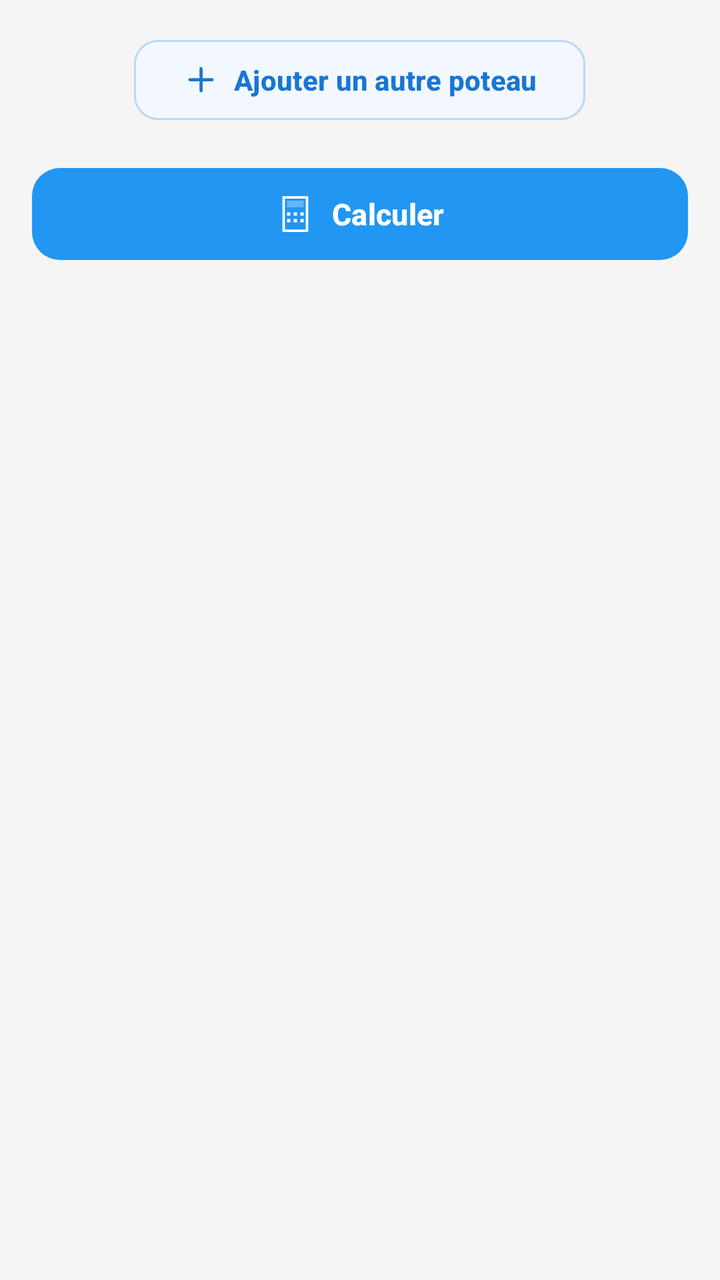
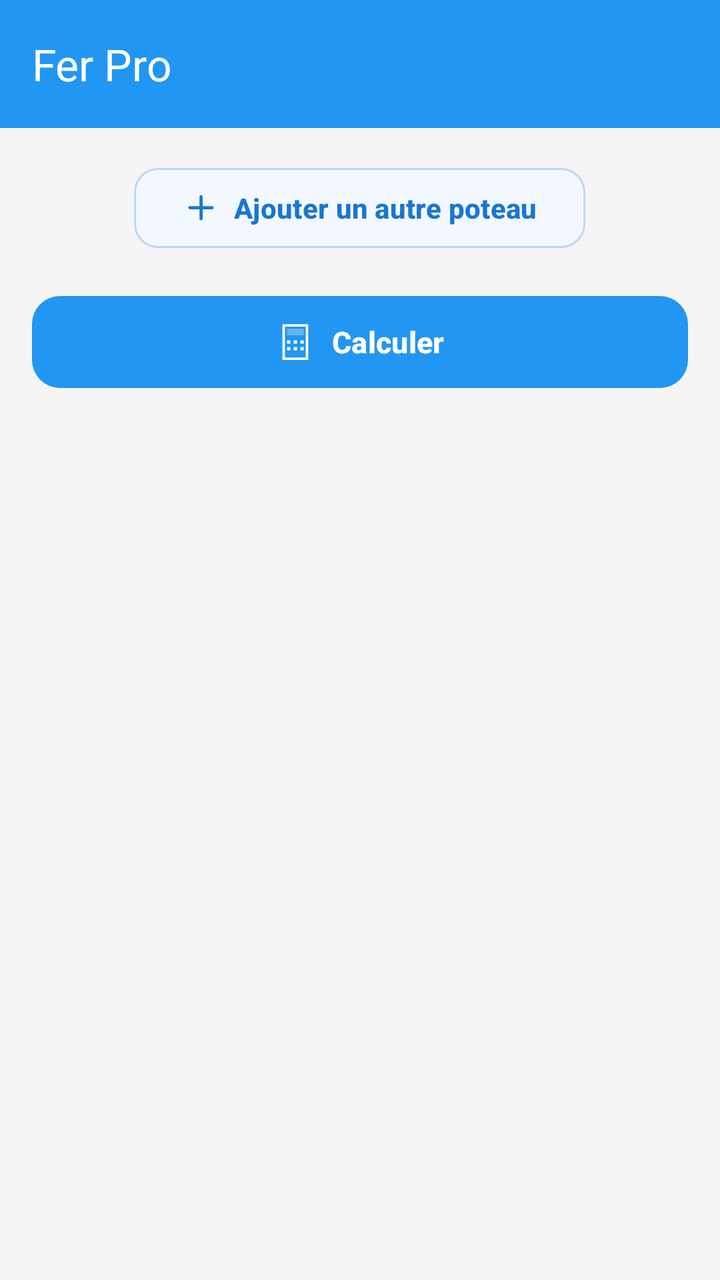

Compare the two renders of this Android layout. The source of the first and the diff that turns it into the second are given below.
<!-- AndroidManifest.xml: application theme Theme.GKMBarFer -->
<!-- res/layout/activity_main.xml -->
<?xml version="1.0" encoding="utf-8"?>
<androidx.drawerlayout.widget.DrawerLayout
    xmlns:android="http://schemas.android.com/apk/res/android"
    xmlns:app="http://schemas.android.com/apk/res-auto"
    android:id="@+id/drawerLayout"
    android:layout_width="match_parent"
    android:layout_height="match_parent">

    
    <ScrollView
        android:layout_width="match_parent"
        android:layout_height="match_parent"
        android:background="@color/background"
        android:fillViewport="true"
        android:paddingStart="16dp"
        android:paddingTop="16dp"
        android:paddingEnd="16dp"
        android:paddingBottom="16dp">

        <LinearLayout
            android:layout_width="match_parent"
            android:layout_height="wrap_content"
            android:orientation="vertical">

            
            <LinearLayout
                android:id="@+id/layoutGroupesPoteaux"
                android:layout_width="match_parent"
                android:layout_height="wrap_content"
                android:orientation="vertical" />

            
            <com.google.android.material.button.MaterialButton
                android:id="@+id/btnAjouterPoteau"
                android:layout_width="wrap_content"
                android:layout_height="48dp"
                android:layout_gravity="center_horizontal"
                android:layout_marginBottom="16dp"
                android:minWidth="0dp"
                android:minHeight="0dp"
                android:text="@string/ajouter_poteau"
                android:textAllCaps="false"
                android:textColor="@color/add_poteau_text"
                android:textSize="14sp"
                android:textStyle="bold"
                app:backgroundTint="@color/add_poteau_background"
                app:cornerRadius="12dp"
                app:elevation="0dp"
                app:icon="@drawable/ic_add_poteau"
                app:iconGravity="textStart"
                app:iconPadding="7dp"
                app:iconSize="19dp"
                app:iconTint="@color/add_poteau_text"
                app:strokeColor="@color/add_poteau_stroke"
                app:strokeWidth="1dp" />

            
            <com.google.android.material.button.MaterialButton
                android:id="@+id/btnCalculer"
                android:layout_width="match_parent"
                android:layout_height="54dp"
                android:layout_marginBottom="24dp"
                android:minHeight="0dp"
                android:text="@string/calculer"
                android:textAllCaps="false"
                android:textColor="@color/white"
                android:textSize="15sp"
                android:textStyle="bold"
                app:backgroundTint="@color/primary"
                app:cornerRadius="14dp"
                app:elevation="2dp"
                app:icon="@drawable/ic_calculate"
                app:iconGravity="textStart"
                app:iconPadding="8dp"
                app:iconSize="20dp"
                app:iconTint="@color/white" />

            
            
            

            <androidx.cardview.widget.CardView
                android:id="@+id/cardResultats"
                android:layout_width="match_parent"
                android:layout_height="wrap_content"
                android:layout_marginBottom="16dp"
                android:visibility="gone"
                app:cardBackgroundColor="@color/surface"
                app:cardCornerRadius="16dp"
                app:cardElevation="2dp"
                app:cardUseCompatPadding="false">

                <LinearLayout
                    android:layout_width="match_parent"
                    android:layout_height="wrap_content"
                    android:orientation="vertical"
                    android:paddingStart="16dp"
                    android:paddingTop="16dp"
                    android:paddingEnd="16dp"
                    android:paddingBottom="16dp">

                    
                    <LinearLayout
                        android:layout_width="match_parent"
                        android:layout_height="wrap_content"
                        android:orientation="vertical">

                        <TextView
                            android:layout_width="match_parent"
                            android:layout_height="wrap_content"
                            android:includeFontPadding="false"
                            android:text="@string/resultats"
                            android:textColor="@color/primary"
                            android:textSize="18sp"
                            android:textStyle="bold" />

                        <TextView
                            android:layout_width="match_parent"
                            android:layout_height="wrap_content"
                            android:layout_marginTop="4dp"
                            android:includeFontPadding="false"
                            android:text="Synthèse du calcul et optimisation"
                            android:textColor="@color/secondary_text"
                            android:textSize="12sp" />

                    </LinearLayout>

                    
                    <View
                        android:layout_width="match_parent"
                        android:layout_height="1dp"
                        android:layout_marginTop="14dp"
                        android:layout_marginBottom="14dp"
                        android:background="@color/divider" />

                    
                    <LinearLayout
                        android:layout_width="match_parent"
                        android:layout_height="wrap_content"
                        android:gravity="center_vertical"
                        android:orientation="horizontal">

                        <com.google.android.material.button.MaterialButton
                            android:id="@+id/btnExporterPdf"
                            android:layout_width="0dp"
                            android:layout_height="42dp"
                            android:layout_weight="1"
                            android:minWidth="0dp"
                            android:minHeight="0dp"
                            android:paddingStart="8dp"
                            android:paddingEnd="8dp"
                            android:text="Exporter PDF"
                            android:textAllCaps="false"
                            android:textColor="@color/on_surface"
                            android:textSize="12sp"
                            android:textStyle="bold"
                            app:backgroundTint="@color/pdf_color"
                            app:cornerRadius="10dp"
                            app:elevation="0dp"
                            app:icon="@drawable/ic_pdf_export"
                            app:iconGravity="textStart"
                            app:iconPadding="5dp"
                            app:iconSize="16dp"
                            app:iconTint="@color/on_surface" />

                        <com.google.android.material.button.MaterialButton
                            android:id="@+id/btnExporterExcel"
                            android:layout_width="0dp"
                            android:layout_height="42dp"
                            android:layout_marginStart="8dp"
                            android:layout_weight="1"
                            android:minWidth="0dp"
                            android:minHeight="0dp"
                            android:paddingStart="8dp"
                            android:paddingEnd="8dp"
                            android:text="Exporter Excel"
                            android:textAllCaps="false"
                            android:textColor="@color/white"
                            android:textSize="12sp"
                            android:textStyle="bold"
                            app:backgroundTint="@color/excel_color"
                            app:cornerRadius="10dp"
                            app:elevation="0dp"
                            app:icon="@drawable/ic_excel_export"
                            app:iconGravity="textStart"
                            app:iconPadding="5dp"
                            app:iconSize="16dp"
                            app:iconTint="@color/white" />

                    </LinearLayout>

                    
                    <View
                        android:layout_width="match_parent"
                        android:layout_height="1dp"
                        android:layout_marginTop="14dp"
                        android:layout_marginBottom="14dp"
                        android:background="@color/divider" />

                    
                    <TextView
                        android:id="@+id/tvResultats"
                        android:layout_width="match_parent"
                        android:layout_height="wrap_content"
                        android:includeFontPadding="false"
                        android:lineSpacingExtra="4dp"
                        android:textColor="#343A40"
                        android:textSize="14sp" />

                    
                    <LinearLayout
                        android:id="@+id/layoutResultatsBarres"
                        android:layout_width="match_parent"
                        android:layout_height="wrap_content"
                        android:layout_marginTop="8dp"
                        android:orientation="vertical" />

                </LinearLayout>

            </androidx.cardview.widget.CardView>

        </LinearLayout>

    </ScrollView>

    
    <com.google.android.material.navigation.NavigationView
        android:id="@+id/navigationView"
        android:layout_width="wrap_content"
        android:layout_height="match_parent"
        android:layout_gravity="start"
        app:headerLayout="@layout/nav_header"
        app:menu="@menu/drawer_menu" />

</androidx.drawerlayout.widget.DrawerLayout>
<!-- res/layout/nav_header.xml (included above) -->
<?xml version="1.0" encoding="utf-8"?>
<LinearLayout xmlns:android="http://schemas.android.com/apk/res/android"
    android:layout_width="match_parent"
    android:layout_height="160dp"
    android:background="@color/primary"
    android:gravity="center_vertical"
    android:orientation="vertical"
    android:padding="16dp">

    <ImageView
        android:layout_width="56dp"
        android:layout_height="56dp"
        android:layout_marginBottom="8dp"
        android:contentDescription="@string/app_name"
        android:src="@mipmap/ic_launcher" />

    <TextView
        android:layout_width="wrap_content"
        android:layout_height="wrap_content"
        android:text="@string/app_name"
        android:textColor="@color/white"
        android:textSize="18sp"
        android:textStyle="bold" />

</LinearLayout>
<!-- resources referenced by this layout -->
<resources>
  <color name="add_poteau_background">#F3F8FE</color>
  <color name="add_poteau_stroke">#B9D8F7</color>
  <color name="add_poteau_text">#1976D2</color>
  <color name="background">#F5F5F5</color>
  <color name="divider">#E5E7EB</color>
  <color name="excel_color">#217346</color>
  <color name="on_surface">#212121</color>
  <color name="pdf_color">#F9A825</color>
  <color name="primary">#2196F3</color>
  <color name="secondary_text">#6B7280</color>
  <color name="surface">#FFFFFF</color>
  <color name="white">#FFFFFFFF</color>
  <!-- drawable ic_add_poteau (drawable) -->
  <?xml version="1.0" encoding="utf-8"?>
  <vector xmlns:android="http://schemas.android.com/apk/res/android"
      android:width="24dp"
      android:height="24dp"
      android:viewportWidth="24"
      android:viewportHeight="24">
  
      <path
          android:fillColor="@android:color/transparent"
          android:pathData="M12,5 L12,19 M5,12 L19,12"
          android:strokeColor="@color/add_poteau_text"
          android:strokeWidth="2"
          android:strokeLineCap="round" />
  
  </vector>
  <!-- drawable ic_excel_export (drawable) -->
  <?xml version="1.0" encoding="utf-8"?>
  <vector xmlns:android="http://schemas.android.com/apk/res/android"
      android:width="24dp"
      android:height="24dp"
      android:viewportWidth="24"
      android:viewportHeight="24">
      <path
          android:strokeColor="#FFFFFFFF"
          android:strokeWidth="1.5"
          android:pathData="M4,4 H20 V20 H4 Z" />
      <path
          android:strokeColor="#FFFFFFFF"
          android:strokeWidth="1.5"
          android:pathData="M4,10.5 H20" />
      <path
          android:strokeColor="#FFFFFFFF"
          android:strokeWidth="1.5"
          android:pathData="M4,15.5 H20" />
      <path
          android:strokeColor="#FFFFFFFF"
          android:strokeWidth="1.5"
          android:pathData="M12,4 V20" />
  </vector>
  <!-- drawable ic_pdf_export (drawable) -->
  <?xml version="1.0" encoding="utf-8"?>
  <vector xmlns:android="http://schemas.android.com/apk/res/android"
      android:width="24dp"
      android:height="24dp"
      android:viewportWidth="24"
      android:viewportHeight="24">
      <path
          android:fillColor="#FFFFFFFF"
          android:pathData="M6,2 L14,2 L18,6 L18,22 L6,22 Z" />
      <path
          android:fillColor="#4D000000"
          android:pathData="M14,2 L14,6 L18,6 Z" />
  </vector>
  <!-- mipmap ic_launcher (mipmap-anydpi-v26) -->
  <?xml version="1.0" encoding="utf-8"?>
  <adaptive-icon xmlns:android="http://schemas.android.com/apk/res/android">
      <background android:drawable="@drawable/ic_launcher_background"/>
      <foreground android:drawable="@mipmap/ic_launcher_foreground"/>
  </adaptive-icon>
  <string name="ajouter_poteau">Ajouter un autre poteau</string>
  <string name="app_name">Fer Pro</string>
  <string name="calculer">Calculer</string>
  <string name="resultats">Résultats</string>
  <style name="Theme.GKMBarFer" parent="Base.Theme.GKMBarFer" />
  <style name="Base.Theme.GKMBarFer" parent="Theme.Material3.DayNight">
          <item name="colorPrimary">@color/primary</item>
          <item name="colorPrimaryVariant">@color/primary_dark</item>
          <item name="colorOnPrimary">@color/white</item>
          <item name="android:windowBackground">@color/background</item>
      </style>
  <color name="primary_dark">#1976D2</color>
  <!-- unchanged entries left out for length: 2 -->
</resources>

<!-- the commit's change to res/layout/activity_main.xml (unified diff, before → after) -->
@@ -7,9 +7,18 @@
     android:layout_height="match_parent">
 
     
+
+    <LinearLayout
+        android:layout_width="match_parent"
+        android:layout_height="match_parent"
+        android:orientation="vertical">
+
+    <include layout="@layout/layout_header" />
+
     <ScrollView
         android:layout_width="match_parent"
-        android:layout_height="match_parent"
+        android:layout_height="0dp"
+        android:layout_weight="1"
         android:background="@color/background"
         android:fillViewport="true"
         android:paddingStart="16dp"
@@ -221,7 +230,10 @@
 
         </LinearLayout>
 
+
+
     </ScrollView>
+    </LinearLayout>
 
     
     <com.google.android.material.navigation.NavigationView
@@ -233,6 +245,18 @@
         app:menu="@menu/drawer_menu" />
 
 </androidx.drawerlayout.widget.DrawerLayout>
+<!-- res/layout/layout_header.xml (included above) -->
+<?xml version="1.0" encoding="utf-8"?>
+<com.google.android.material.appbar.MaterialToolbar
+    xmlns:android="http://schemas.android.com/apk/res/android"
+    xmlns:app="http://schemas.android.com/apk/res-auto"
+    android:id="@+id/toolbar"
+    android:layout_width="match_parent"
+    android:layout_height="?attr/actionBarSize"
+    android:background="@color/primary"
+    android:minHeight="?attr/actionBarSize"
+    app:title="@string/app_name"
+    app:titleTextColor="@color/white" />
 <!-- res/layout/nav_header.xml (included above) -->
 <?xml version="1.0" encoding="utf-8"?>
 <LinearLayout xmlns:android="http://schemas.android.com/apk/res/android"
<!-- resource entries referenced after the edit -->
@@ -77,7 +77,7 @@
   <string name="calculer">Calculer</string>
   <string name="resultats">Résultats</string>
   <style name="Theme.GKMBarFer" parent="Base.Theme.GKMBarFer" />
-  <style name="Base.Theme.GKMBarFer" parent="Theme.Material3.DayNight">
+  <style name="Base.Theme.GKMBarFer" parent="Theme.Material3.DayNight.NoActionBar">
           <item name="colorPrimary">@color/primary</item>
           <item name="colorPrimaryVariant">@color/primary_dark</item>
           <item name="colorOnPrimary">@color/white</item>
